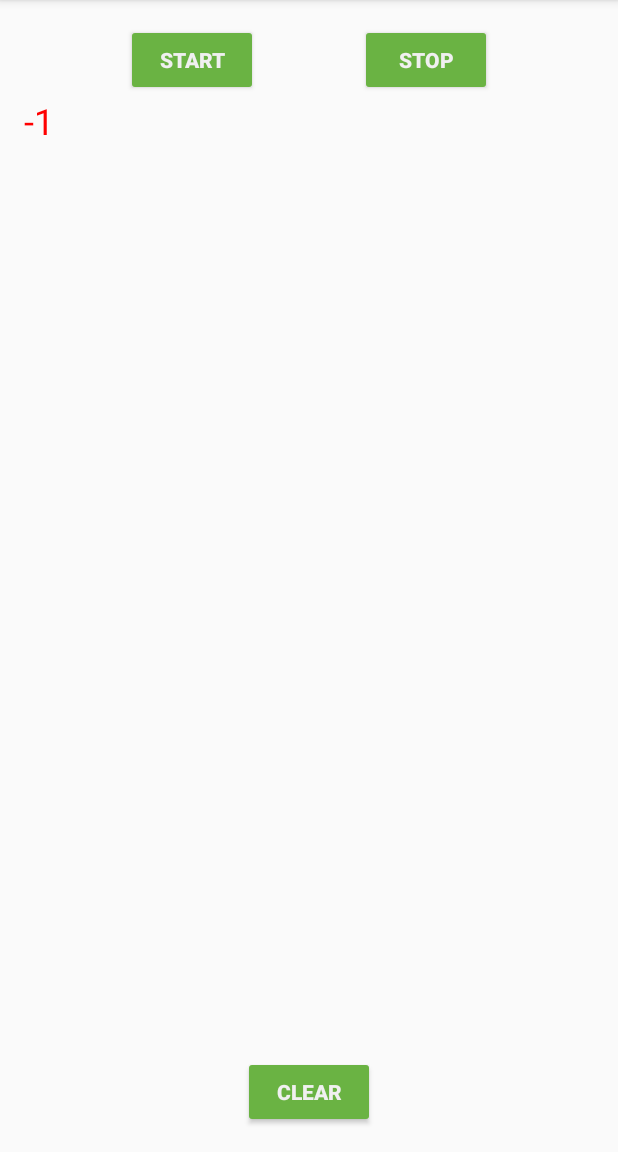
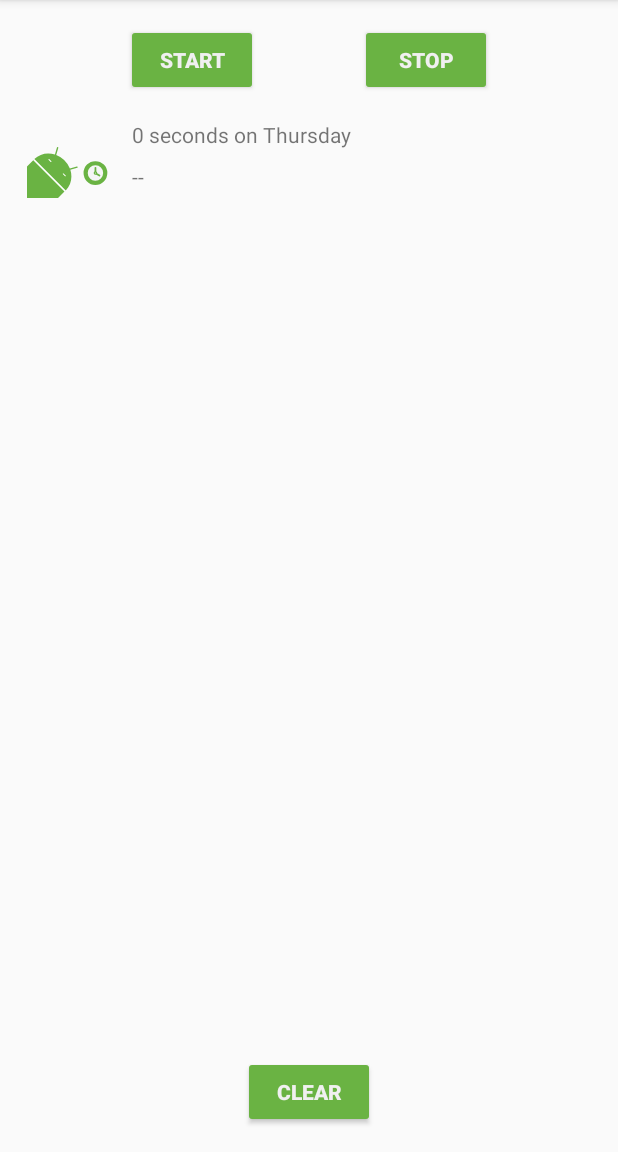
Before and after one commit to UladzislauB/courses, an Android app: the screen it shows after launch (MainActivity), after a tap on "START", on a phone screen of 412 x 824 dp, the part 84-1236 px from its top. Run offline under Robolectric (Android 15) with nearby library versions, the phone set to English and light mode, and no system bars; our stand-ins replace Room's generated code, data binding; Roboto replaces fonts that are not available here; 3 statements that could not run were skipped.

Commit message:
almost completed codelab 7 section 1 (improved ViewHolde)

```diff
--- a/android-kotlin-codelabs/codelab7(RecyclerView)/app/src/main/java/com/example/android/trackmysleepquality/Util.kt
+++ b/android-kotlin-codelabs/codelab7(RecyclerView)/app/src/main/java/com/example/android/trackmysleepquality/Util.kt
@@ -25,31 +25,31 @@ import android.widget.TextView
 import androidx.recyclerview.widget.RecyclerView
 import com.example.android.trackmysleepquality.database.SleepNight
 import java.text.SimpleDateFormat
-//import java.util.concurrent.TimeUnit
-//import java.util.*
+import java.util.concurrent.TimeUnit
+import java.util.*
 
 
-//private val ONE_MINUTE_MILLIS = TimeUnit.MILLISECONDS.convert(1, TimeUnit.MINUTES)
-//private val ONE_HOUR_MILLIS = TimeUnit.MILLISECONDS.convert(1, TimeUnit.HOURS)
+private val ONE_MINUTE_MILLIS = TimeUnit.MILLISECONDS.convert(1, TimeUnit.MINUTES)
+private val ONE_HOUR_MILLIS = TimeUnit.MILLISECONDS.convert(1, TimeUnit.HOURS)
 
-//fun convertDurationToFormatted(startTimeMilli: Long, endTimeMilli: Long, res: Resources): String {
-//    val durationMilli = endTimeMilli - startTimeMilli
-//    val weekdayString = SimpleDateFormat("EEEE", Locale.getDefault()).format(startTimeMilli)
-//    return when {
-//        durationMilli < ONE_MINUTE_MILLIS -> {
-//            val seconds = TimeUnit.SECONDS.convert(durationMilli, TimeUnit.MILLISECONDS)
-//            res.getString(R.string.seconds_length, seconds, weekdayString)
-//        }
-//        durationMilli < ONE_HOUR_MILLIS -> {
-//            val minutes = TimeUnit.MINUTES.convert(durationMilli, TimeUnit.MILLISECONDS)
-//            res.getString(R.string.minutes_length, minutes, weekdayString)
-//        }
-//        else -> {
-//            val hours = TimeUnit.HOURS.convert(durationMilli, TimeUnit.MILLISECONDS)
-//            res.getString(R.string.hours_length, hours, weekdayString)
-//        }
-//    }
-//}
+fun convertDurationToFormatted(startTimeMilli: Long, endTimeMilli: Long, res: Resources): String {
+    val durationMilli = endTimeMilli - startTimeMilli
+    val weekdayString = SimpleDateFormat("EEEE", Locale.getDefault()).format(startTimeMilli)
+    return when {
+        durationMilli < ONE_MINUTE_MILLIS -> {
+            val seconds = TimeUnit.SECONDS.convert(durationMilli, TimeUnit.MILLISECONDS)
+            res.getString(R.string.seconds_length, seconds, weekdayString)
+        }
+        durationMilli < ONE_HOUR_MILLIS -> {
+            val minutes = TimeUnit.MINUTES.convert(durationMilli, TimeUnit.MILLISECONDS)
+            res.getString(R.string.minutes_length, minutes, weekdayString)
+        }
+        else -> {
+            val hours = TimeUnit.HOURS.convert(durationMilli, TimeUnit.MILLISECONDS)
+            res.getString(R.string.hours_length, hours, weekdayString)
+        }
+    }
+}
 
 
 
--- a/android-kotlin-codelabs/codelab7(RecyclerView)/app/src/main/java/com/example/android/trackmysleepquality/sleeptracker/SleepNightAdapter.kt
+++ b/android-kotlin-codelabs/codelab7(RecyclerView)/app/src/main/java/com/example/android/trackmysleepquality/sleeptracker/SleepNightAdapter.kt
@@ -3,14 +3,17 @@ package com.example.android.trackmysleepquality.sleeptracker
 import android.graphics.Color
 import android.util.Log
 import android.view.LayoutInflater
+import android.view.View
 import android.view.ViewGroup
+import android.widget.ImageView
 import android.widget.TextView
 import androidx.recyclerview.widget.RecyclerView
 import com.example.android.trackmysleepquality.R
-import com.example.android.trackmysleepquality.TextItemViewHolder
+import com.example.android.trackmysleepquality.convertDurationToFormatted
+import com.example.android.trackmysleepquality.convertNumericQualityToString
 import com.example.android.trackmysleepquality.database.SleepNight
 
-class SleepNightAdapter: RecyclerView.Adapter<TextItemViewHolder>() {
+class SleepNightAdapter: RecyclerView.Adapter<SleepNightAdapter.ViewHolder>() {
 
     // All nights data
     var data = listOf<SleepNight>()
@@ -19,26 +22,38 @@ class SleepNightAdapter: RecyclerView.Adapter<TextItemViewHolder>() {
             notifyDataSetChanged()
         }
 
-    override fun onCreateViewHolder(parent: ViewGroup, viewType: Int): TextItemViewHolder {
+    override fun onCreateViewHolder(parent: ViewGroup, viewType: Int): ViewHolder {
         Log.i("SleepNightAdapter", "onCreateViewHolder called")
         val layoutInflater = LayoutInflater.from(parent.context)
-        val view = layoutInflater.inflate(R.layout.text_item_view, parent, false) as TextView
-        return TextItemViewHolder(view)
+        val view = layoutInflater.
+                inflate(R.layout.list_item_sleep_night, parent, false)
+        return ViewHolder(view)
     }
 
     override fun getItemCount(): Int {
         return data.size
     }
 
-    override fun onBindViewHolder(holder: TextItemViewHolder, position: Int) {
+    override fun onBindViewHolder(holder: ViewHolder, position: Int) {
         Log.i("SleepNightAdapter", "onBindViewHolder called for position $position")
         val item = data[position]
-        holder.textView.text = item.sleepQuality.toString()
-        if (item.sleepQuality <= 1) {
-            holder.textView.setTextColor(Color.RED) // red
-        } else {
-            // reset
-            holder.textView.setTextColor(Color.BLACK) // black
-        }
+        val res = holder.itemView.context.resources
+        holder.sleepLength.text = convertDurationToFormatted(item.startTimeMilli, item.endTimeMilli, res)
+        holder.quality.text = convertNumericQualityToString(item.sleepQuality, res)
+        holder.qualityImage.setImageResource(when(item.sleepQuality) {
+            0 -> R.drawable.ic_sleep_0
+            1 -> R.drawable.ic_sleep_1
+            2 -> R.drawable.ic_sleep_2
+            3 -> R.drawable.ic_sleep_3
+            4 -> R.drawable.ic_sleep_4
+            5 -> R.drawable.ic_sleep_5
+            else -> R.drawable.ic_sleep_active
+        })
+    }
+
+    class ViewHolder(itemView: View) : RecyclerView.ViewHolder(itemView) {
+        val sleepLength: TextView = itemView.findViewById(R.id.sleep_length)
+        val quality: TextView = itemView.findViewById(R.id.quality_string)
+        val qualityImage: ImageView =itemView.findViewById(R.id.quality_image)
     }
 }
--- /dev/null
+++ b/android-kotlin-codelabs/codelab7(RecyclerView)/app/src/main/res/layout/list_item_sleep_night.xml
@@ -0,0 +1,43 @@
+<?xml version="1.0" encoding="utf-8"?>
+<androidx.constraintlayout.widget.ConstraintLayout xmlns:android="http://schemas.android.com/apk/res/android"
+    xmlns:app="http://schemas.android.com/apk/res-auto"
+    xmlns:tools="http://schemas.android.com/tools"
+    android:layout_width="match_parent"
+    android:layout_height="wrap_content">
+
+    <ImageView
+        android:id="@+id/quality_image"
+        android:layout_width="@dimen/icon_size"
+        android:layout_height="60dp"
+        android:layout_marginStart="16dp"
+        android:layout_marginTop="8dp"
+        android:layout_marginBottom="8dp"
+        android:contentDescription="@string/contentDescriptionForQualityImage"
+        app:layout_constraintBottom_toBottomOf="parent"
+        app:layout_constraintStart_toStartOf="parent"
+        app:layout_constraintTop_toTopOf="parent"
+        tools:srcCompat="@drawable/ic_sleep_5" />
+
+    <TextView
+        android:id="@+id/sleep_length"
+        android:layout_width="0dp"
+        android:layout_height="20dp"
+        android:layout_marginStart="8dp"
+        android:layout_marginTop="8dp"
+        android:layout_marginEnd="16dp"
+        app:layout_constraintEnd_toEndOf="parent"
+        app:layout_constraintStart_toEndOf="@+id/quality_image"
+        app:layout_constraintTop_toTopOf="@+id/quality_image"
+        tools:text="Wednesday" />
+
+    <TextView
+        android:id="@+id/quality_string"
+        android:layout_width="0dp"
+        android:layout_height="20dp"
+        android:layout_marginTop="8dp"
+        app:layout_constraintEnd_toEndOf="@+id/sleep_length"
+        app:layout_constraintHorizontal_bias="0.0"
+        app:layout_constraintStart_toStartOf="@+id/sleep_length"
+        app:layout_constraintTop_toBottomOf="@+id/sleep_length"
+        tools:text="Excellent!!!" />
+</androidx.constraintlayout.widget.ConstraintLayout>
--- a/android-kotlin-codelabs/codelab7(RecyclerView)/app/src/main/res/values/strings.xml
+++ b/android-kotlin-codelabs/codelab7(RecyclerView)/app/src/main/res/values/strings.xml
@@ -56,5 +56,6 @@
     <string name="minutes_length">%d minutes on %s</string>
     <string name="hours_length">%d hours on %s</string>
     <string name="seconds_length">%d seconds on %s</string>
+    <string name="contentDescriptionForQualityImage">Image describing quality of sleep</string>
 
 </resources>
```
